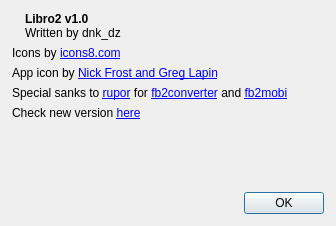
Before: the Qt Designer form src/designer/aboutdialog.ui in dnkorpushov/libro2, drawn with Qt 5.
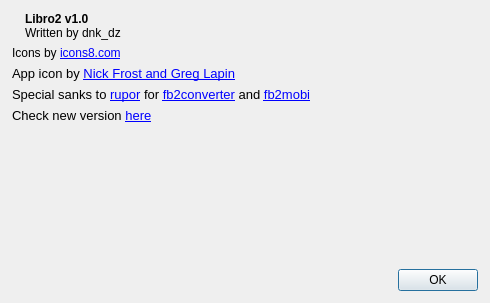
After: the same form once the commit is applied. Icons and pictures are not drawn.

```diff
--- a/src/designer/aboutdialog.ui
+++ b/src/designer/aboutdialog.ui
@@ -6,8 +6,8 @@
    <rect>
     <x>0</x>
     <y>0</y>
-    <width>336</width>
-    <height>226</height>
+    <width>490</width>
+    <height>303</height>
    </rect>
   </property>
   <property name="sizePolicy">
@@ -115,21 +115,35 @@
    <item>
     <widget class="QLabel" name="labelIconsCredits">
      <property name="text">
-      <string>&lt;html&gt;&lt;head/&gt;&lt;body&gt;&lt;p&gt;Icons by &lt;a href=&quot;https://icons8.com/&quot;&gt;&lt;span style=&quot; text-decoration: underline; color:#0000ff;&quot;&gt;icons8.com&lt;/span&gt;&lt;/a&gt;&lt;/p&gt;&lt;/body&gt;&lt;/html&gt;</string>
+      <string>&lt;html&gt;&lt;head/&gt;&lt;body&gt;&lt;p&gt;Icons by &lt;a href=&quot;https://icons8.com&quot;&gt;&lt;span style=&quot; text-decoration: underline; color:#0000ff;&quot;&gt;icons8.com&lt;/span&gt;&lt;/a&gt;&lt;/p&gt;&lt;/body&gt;&lt;/html&gt;</string>
+     </property>
+     <property name="textFormat">
+      <enum>Qt::RichText</enum>
      </property>
     </widget>
    </item>
    <item>
     <widget class="QLabel" name="labelAppIcon">
      <property name="text">
-      <string>&lt;html&gt;&lt;head/&gt;&lt;body&gt;&lt;p&gt;App icon by &lt;a href=&quot;https://icon-icons.com/users/5C4aDHDZ0aEGLnypl9KyW/icon-sets/&quot;&gt;&lt;span style=&quot; text-decoration: underline; color:#0000ff;&quot;&gt;Nick Frost and Greg Lapin&lt;/span&gt;&lt;/a&gt;&lt;/p&gt;&lt;/body&gt;&lt;/html&gt;</string>
+      <string>&lt;!DOCTYPE HTML PUBLIC &quot;-//W3C//DTD HTML 4.0//EN&quot; &quot;http://www.w3.org/TR/REC-html40/strict.dtd&quot;&gt;
+&lt;html&gt;&lt;head&gt;&lt;meta name=&quot;qrichtext&quot; content=&quot;1&quot; /&gt;&lt;style type=&quot;text/css&quot;&gt;
+p, li { white-space: pre-wrap; }
+&lt;/style&gt;&lt;/head&gt;&lt;body style=&quot; font-family:'Roboto'; font-size:10pt; font-weight:400; font-style:normal;&quot;&gt;
+&lt;p style=&quot; margin-top:12px; margin-bottom:12px; margin-left:0px; margin-right:0px; -qt-block-indent:0; text-indent:0px;&quot;&gt;App icon by &lt;a href=&quot;https://icon-icons.com/users/5C4aDHDZ0aEGLnypl9KyW/icon-sets/&quot;&gt;&lt;span style=&quot; text-decoration: underline; color:#0000ff;&quot;&gt;Nick Frost and Greg Lapin&lt;/span&gt;&lt;/a&gt;&lt;/p&gt;&lt;/body&gt;&lt;/html&gt;</string>
+     </property>
+     <property name="textFormat">
+      <enum>Qt::RichText</enum>
      </property>
     </widget>
    </item>
    <item>
     <widget class="QLabel" name="labelRuporCredits">
      <property name="text">
-      <string>&lt;html&gt;&lt;head/&gt;&lt;body&gt;&lt;p&gt;Special sanks to &lt;a href=&quot;https://github.com/rupor-github&quot;&gt;&lt;span style=&quot; text-decoration: underline; color:#0000ff;&quot;&gt;rupor&lt;/span&gt;&lt;/a&gt; for &lt;a href=&quot;https://github.com/rupor-github/fb2converter&quot;&gt;&lt;span style=&quot; text-decoration: underline; color:#0000ff;&quot;&gt;fb2converter&lt;/span&gt;&lt;/a&gt; and &lt;a href=&quot;https://github.com/rupor-github/fb2mobi&quot;&gt;&lt;span style=&quot; text-decoration: underline; color:#0000ff;&quot;&gt;fb2mobi&lt;/span&gt;&lt;/a&gt;&lt;/p&gt;&lt;/body&gt;&lt;/html&gt;</string>
+      <string>&lt;!DOCTYPE HTML PUBLIC &quot;-//W3C//DTD HTML 4.0//EN&quot; &quot;http://www.w3.org/TR/REC-html40/strict.dtd&quot;&gt;
+&lt;html&gt;&lt;head&gt;&lt;meta name=&quot;qrichtext&quot; content=&quot;1&quot; /&gt;&lt;style type=&quot;text/css&quot;&gt;
+p, li { white-space: pre-wrap; }
+&lt;/style&gt;&lt;/head&gt;&lt;body style=&quot; font-family:'Roboto'; font-size:10pt; font-weight:400; font-style:normal;&quot;&gt;
+&lt;p style=&quot; margin-top:12px; margin-bottom:12px; margin-left:0px; margin-right:0px; -qt-block-indent:0; text-indent:0px;&quot;&gt;Special sanks to &lt;a href=&quot;https://github.com/rupor-github&quot;&gt;&lt;span style=&quot; text-decoration: underline; color:#0000ff;&quot;&gt;rupor&lt;/span&gt;&lt;/a&gt; for &lt;a href=&quot;https://github.com/rupor-github/fb2converter&quot;&gt;&lt;span style=&quot; text-decoration: underline; color:#0000ff;&quot;&gt;fb2converter&lt;/span&gt;&lt;/a&gt; and &lt;a href=&quot;https://github.com/rupor-github/fb2mobi&quot;&gt;&lt;span style=&quot; text-decoration: underline; color:#0000ff;&quot;&gt;fb2mobi&lt;/span&gt;&lt;/a&gt;&lt;/p&gt;&lt;/body&gt;&lt;/html&gt;</string>
      </property>
      <property name="alignment">
       <set>Qt::AlignLeading|Qt::AlignLeft|Qt::AlignTop</set>
@@ -139,7 +153,11 @@
    <item>
     <widget class="QLabel" name="labelNewVersion">
      <property name="text">
-      <string>&lt;html&gt;&lt;head/&gt;&lt;body&gt;&lt;p&gt;Check new version &lt;a href=&quot;https://github.com/dnkorpushov/libro2/releases&quot;&gt;&lt;span style=&quot; text-decoration: underline; color:#0000ff;&quot;&gt;here&lt;/span&gt;&lt;/a&gt;&lt;/p&gt;&lt;/body&gt;&lt;/html&gt;</string>
+      <string>&lt;!DOCTYPE HTML PUBLIC &quot;-//W3C//DTD HTML 4.0//EN&quot; &quot;http://www.w3.org/TR/REC-html40/strict.dtd&quot;&gt;
+&lt;html&gt;&lt;head&gt;&lt;meta name=&quot;qrichtext&quot; content=&quot;1&quot; /&gt;&lt;style type=&quot;text/css&quot;&gt;
+p, li { white-space: pre-wrap; }
+&lt;/style&gt;&lt;/head&gt;&lt;body style=&quot; font-family:'Roboto'; font-size:10pt; font-weight:400; font-style:normal;&quot;&gt;
+&lt;p style=&quot; margin-top:12px; margin-bottom:12px; margin-left:0px; margin-right:0px; -qt-block-indent:0; text-indent:0px;&quot;&gt;Check new version &lt;a href=&quot;https://github.com/dnkorpushov/libro2/releases&quot;&gt;&lt;span style=&quot; text-decoration: underline; color:#0000ff;&quot;&gt;here&lt;/span&gt;&lt;/a&gt;&lt;/p&gt;&lt;/body&gt;&lt;/html&gt;</string>
      </property>
      <property name="alignment">
       <set>Qt::AlignLeading|Qt::AlignLeft|Qt::AlignTop</set>
```
